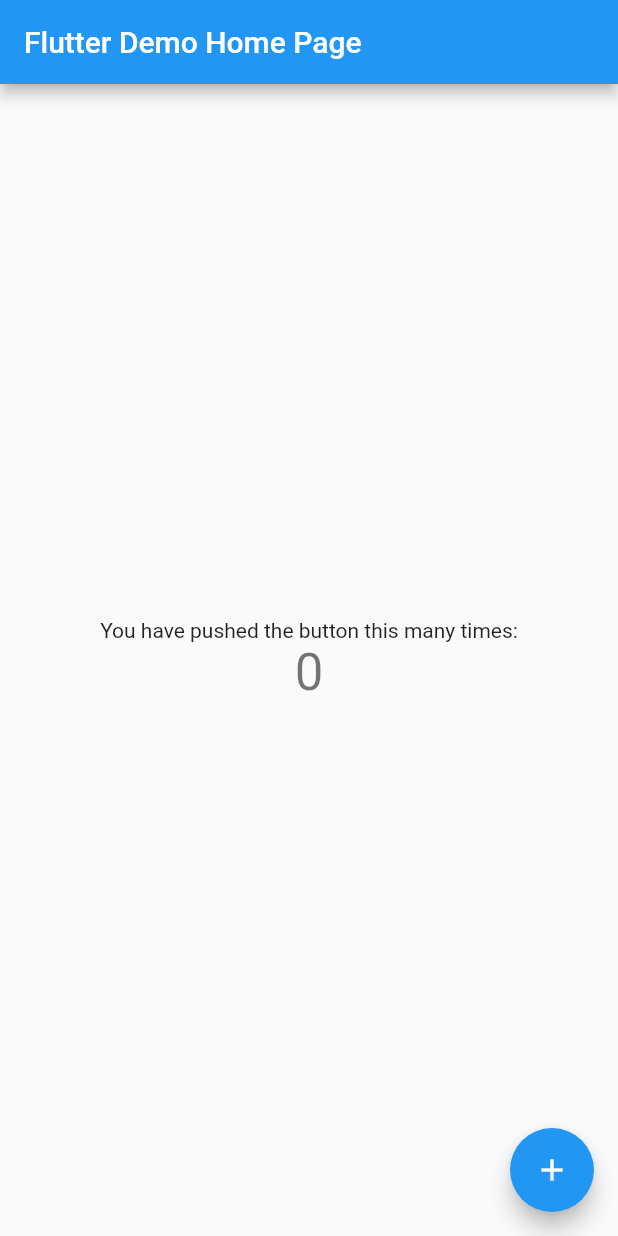
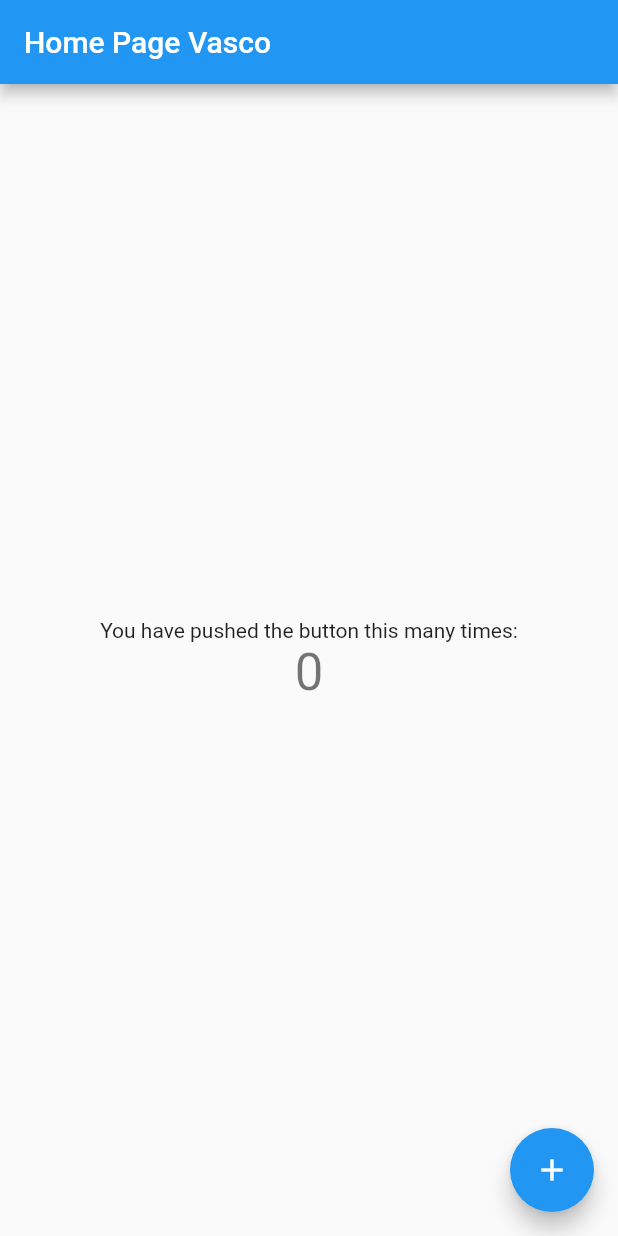
Before and after one commit to vinibressanini/curso-dia2, a Flutter app: the screen it shows after launch, on a phone screen of 412 x 824 dp. Run offline on Flutter 3.47's test engine with Material 2 defaults, Android fonts, the phone set to English and light mode, and no system bars.

Commit message:
[UPDATE] Changing home page title

```diff
--- a/lib/main.dart
+++ b/lib/main.dart
@@ -24,7 +24,7 @@ class MyApp extends StatelessWidget {
         // is not restarted.
         primarySwatch: Colors.blue,
       ),
-      home: const MyHomePage(title: 'Flutter Demo Home Page'),
+      home: const MyHomePage(title: 'Home Page Vasco'),
     );
   }
 }
```
